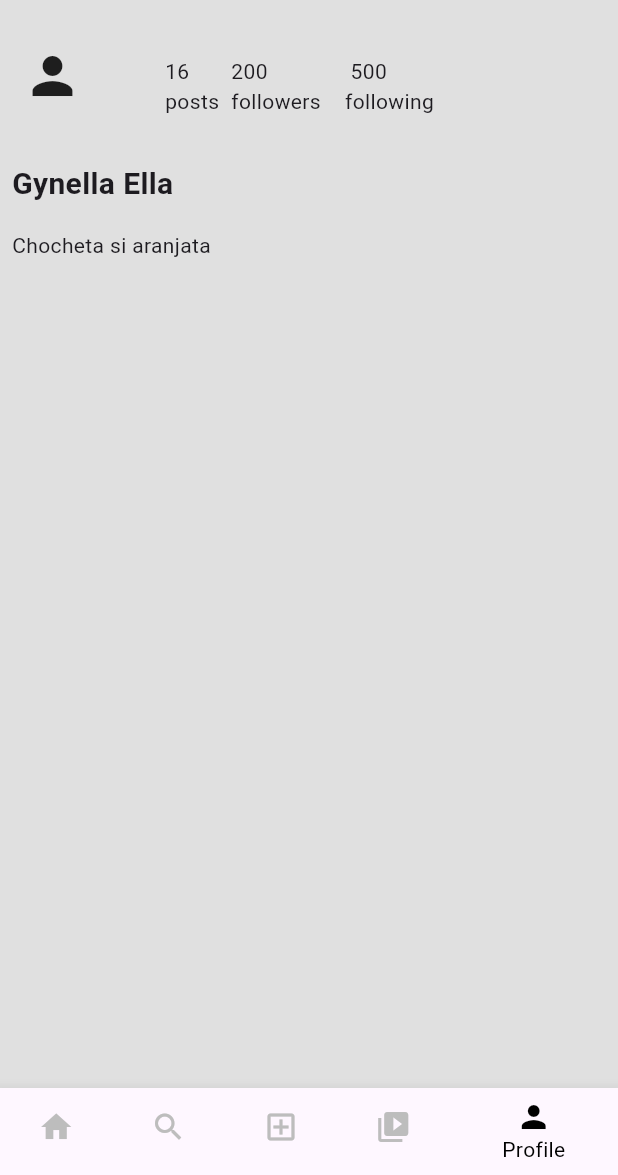
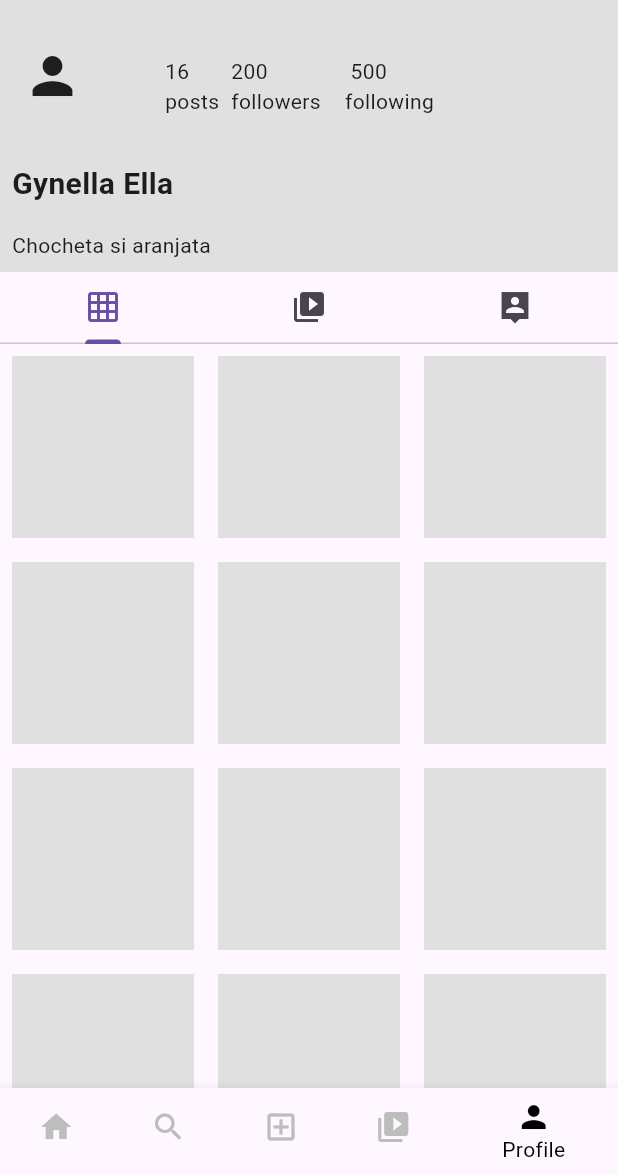
Before and after one commit to Buhana149/Instagram-UI-App, a Flutter app: the screen it shows after launch, item 5 of the bottom bar chosen, on a phone screen of 412 x 824 dp, the part 61-1236 px from its top. Run offline on Flutter 3.47's test engine with Material 3 defaults, Android fonts, the phone set to English and light mode, and no system bars.

Commit message:
created a tabbar and added 3 pages

```diff
--- a/lib/pages/profile.dart
+++ b/lib/pages/profile.dart
@@ -1,4 +1,9 @@
+import 'package:flutter/cupertino.dart';
 import 'package:flutter/material.dart';
+import 'package:flutter/widgets.dart';
+import 'package:instagram_ui/tabs_profile/first_tab_profile.dart';
+import 'package:instagram_ui/tabs_profile/second_tab_profile.dart';
+import 'package:instagram_ui/tabs_profile/third_tab_profile.dart';
 
 class ProfilePage extends StatelessWidget {
   const ProfilePage({super.key});
@@ -36,7 +41,7 @@ class ProfilePage extends StatelessWidget {
         ],
       ),
 
-      body: const Column(
+      body:  const Column(
         crossAxisAlignment: CrossAxisAlignment.start,
         children: [
            Row(
@@ -77,12 +82,44 @@ class ProfilePage extends StatelessWidget {
             padding: EdgeInsets.all(8.0),
             child: Text('Chocheta si aranjata'),
           ),
-       Row(
-        children: [
 
-        ],
-       )
-        ],
+            Expanded(
+              child: DefaultTabController(
+                length: 3,
+                child: Scaffold(
+                  body: Column(
+                    children: [
+                      TabBar(
+                        tabs: [
+                          Tab(
+                            icon: Icon(Icons.grid_on),
+                          ),
+                          Tab(
+                            icon: Icon(Icons.video_collection),
+                          ),
+                          Tab(
+                            icon: Icon(Icons.person_pin_sharp),
+                          )
+                        ],
+                      ),
+                      Expanded(
+                        child: TabBarView(
+                          children: [
+                            FirstTab(),
+                            SecondTab(),
+                            ThirdTab(),
+                          ]),
+                      ),
+                    ],
+                  ),
+
+                )
+
+                ),
+            ),
+
+        ]
+
 
       ),
       );
--- /dev/null
+++ b/lib/tabs_profile/first_tab_profile.dart
@@ -0,0 +1,25 @@
+import 'package:flutter/material.dart';
+
+class FirstTab extends StatelessWidget {
+  const FirstTab({super.key});
+
+  @override
+  Widget build(BuildContext context) {
+    return Scaffold(
+      body: GridView.builder(
+          itemCount: 20,
+          gridDelegate:
+              SliverGridDelegateWithFixedCrossAxisCount(crossAxisCount: 3),
+          itemBuilder: (context, index) {
+            return Padding(
+              padding: const EdgeInsets.all(8.0),
+              child: Container(
+                height: 170,
+                width: 160,
+                color: Colors.grey[300],
+              ),
+            );
+          }),
+    );
+  }
+}
```
Also changed, not shown: lib/tabs_profile/second_tab_profile.dart (added, +25 -0 lines), lib/tabs_profile/third_tab_profile.dart (added, +25 -0 lines).
